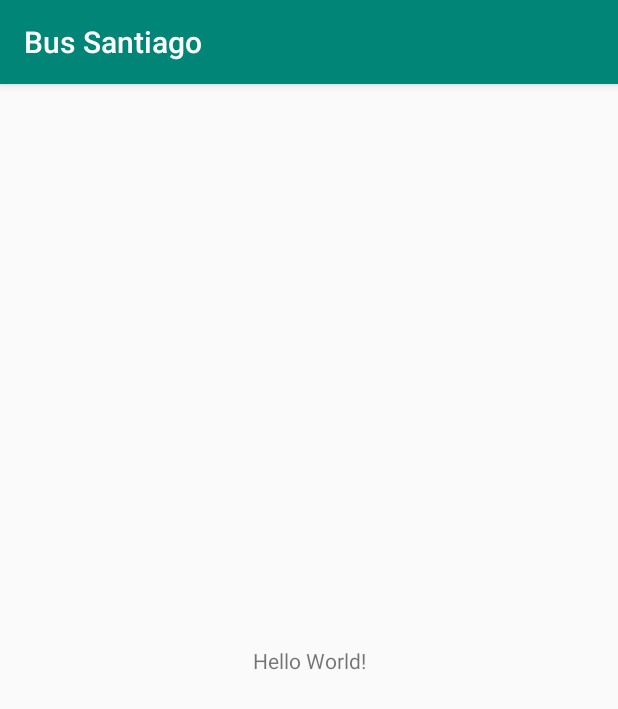
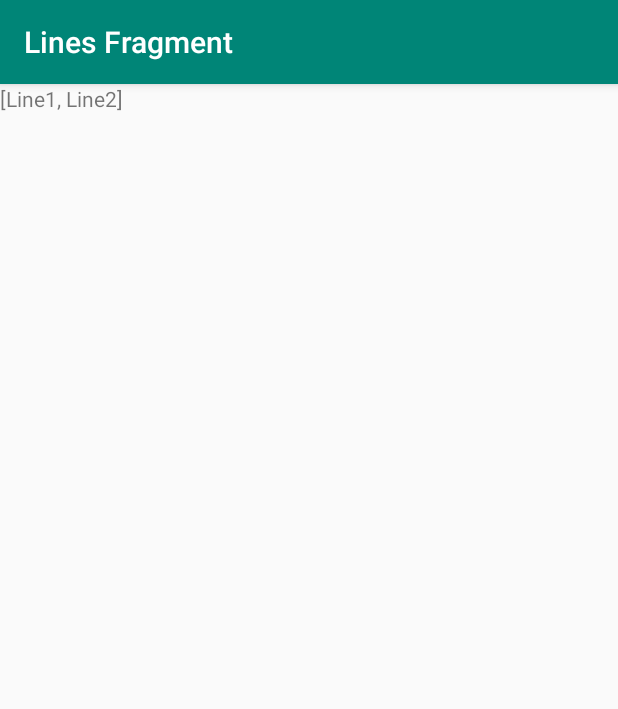
Before and after one commit to JoseAngelManeiro/BusSantiago, an Android app: the screen it shows after launch (MainActivity), on a phone screen of 412 x 824 dp. Shown: the top 709 px of the screen. Run offline under Robolectric (Android 15) with nearby library versions, the phone set to English and light mode, and no system bars; our stand-ins replace navigation-ui.

Commit message:
Created lines skeleton with Koin

```diff
--- a/app/src/main/AndroidManifest.xml
+++ b/app/src/main/AndroidManifest.xml
@@ -3,6 +3,7 @@
           package="org.galio.bussantiago">
 
   <application
+    android:name=".BusSantiagoApp"
     android:allowBackup="true"
     android:icon="@mipmap/ic_launcher"
     android:label="@string/app_name"
--- /dev/null
+++ b/app/src/main/java/org/galio/bussantiago/BusSantiagoApp.kt
@@ -0,0 +1,20 @@
+package org.galio.bussantiago
+
+import android.app.Application
+import org.galio.bussantiago.di.appModule
+import org.galio.bussantiago.di.linesModule
+import org.koin.android.ext.koin.androidContext
+import org.koin.android.ext.koin.androidLogger
+import org.koin.core.context.startKoin
+
+class BusSantiagoApp : Application() {
+
+  override fun onCreate() {
+    super.onCreate()
+    startKoin {
+      androidLogger()
+      androidContext(this@BusSantiagoApp)
+      modules(listOf(appModule, linesModule))
+    }
+  }
+}
--- a/app/src/main/java/org/galio/bussantiago/MainActivity.kt
+++ b/app/src/main/java/org/galio/bussantiago/MainActivity.kt
@@ -2,11 +2,22 @@ package org.galio.bussantiago
 
 import android.support.v7.app.AppCompatActivity
 import android.os.Bundle
+import androidx.navigation.NavController
+import androidx.navigation.findNavController
+import androidx.navigation.ui.NavigationUI
 
 class MainActivity : AppCompatActivity() {
 
+  private lateinit var navigationController: NavController
+
   override fun onCreate(savedInstanceState: Bundle?) {
     super.onCreate(savedInstanceState)
-    setContentView(R.layout.activity_main)
+    setContentView(R.layout.main_activity)
+
+    // Set up NavController
+    navigationController = findNavController(R.id.navHostFragment)
+    NavigationUI.setupActionBarWithNavController(this, navigationController)
   }
+
+  override fun onSupportNavigateUp() = navigationController.navigateUp()
 }
--- /dev/null
+++ b/app/src/main/java/org/galio/bussantiago/data/LineRepositoryImpl.kt
@@ -0,0 +1,10 @@
+package org.galio.bussantiago.data
+
+import org.galio.bussantiago.domain.LineRepository
+
+class LineRepositoryImpl : LineRepository {
+
+  override fun getLines(): List<String> {
+    return listOf("Line1", "Line2")
+  }
+}
--- /dev/null
+++ b/app/src/main/java/org/galio/bussantiago/di/AppModule.kt
@@ -0,0 +1,9 @@
+package org.galio.bussantiago.di
+
+import org.galio.bussantiago.data.LineRepositoryImpl
+import org.galio.bussantiago.domain.LineRepository
+import org.koin.dsl.module
+
+val appModule = module {
+  single<LineRepository> { LineRepositoryImpl() }
+}
--- /dev/null
+++ b/app/src/main/java/org/galio/bussantiago/di/LinesModule.kt
@@ -0,0 +1,11 @@
+package org.galio.bussantiago.di
+
+import org.galio.bussantiago.lines.GetLines
+import org.galio.bussantiago.lines.LinesViewModel
+import org.koin.android.viewmodel.dsl.viewModel
+import org.koin.dsl.module
+
+val linesModule = module {
+  factory { GetLines(get()) }
+  viewModel { LinesViewModel(get()) }
+}
--- /dev/null
+++ b/app/src/main/java/org/galio/bussantiago/domain/LineRepository.kt
@@ -0,0 +1,5 @@
+package org.galio.bussantiago.domain
+
+interface LineRepository {
+  fun getLines(): List<String>
+}
--- /dev/null
+++ b/app/src/main/java/org/galio/bussantiago/lines/GetLines.kt
@@ -0,0 +1,10 @@
+package org.galio.bussantiago.lines
+
+import org.galio.bussantiago.domain.LineRepository
+
+class GetLines(private val lineRepository: LineRepository) {
+
+  operator fun invoke(): List<String> {
+    return lineRepository.getLines()
+  }
+}
--- /dev/null
+++ b/app/src/main/java/org/galio/bussantiago/lines/LinesFragment.kt
@@ -0,0 +1,32 @@
+package org.galio.bussantiago.lines
+
+import android.arch.lifecycle.Observer
+import android.os.Bundle
+import android.support.v4.app.Fragment
+import android.view.LayoutInflater
+import android.view.View
+import android.view.ViewGroup
+import kotlinx.android.synthetic.main.lines_fragment.*
+import org.galio.bussantiago.R
+import org.koin.android.viewmodel.ext.android.viewModel
+
+class LinesFragment : Fragment() {
+
+  private val viewModel: LinesViewModel by viewModel()
+
+  override fun onCreateView(
+    inflater: LayoutInflater,
+    container: ViewGroup?,
+    savedInstanceState: Bundle?
+  ): View? {
+    return inflater.inflate(R.layout.lines_fragment, container, false)
+  }
+
+  override fun onActivityCreated(savedInstanceState: Bundle?) {
+    super.onActivityCreated(savedInstanceState)
+
+    viewModel.getLiveString().observe(this, Observer {
+      textViewLines.text = it
+    })
+  }
+}
--- /dev/null
+++ b/app/src/main/java/org/galio/bussantiago/lines/LinesViewModel.kt
@@ -0,0 +1,15 @@
+package org.galio.bussantiago.lines
+
+import android.arch.lifecycle.MutableLiveData
+import android.arch.lifecycle.ViewModel
+
+class LinesViewModel(getLines: GetLines) : ViewModel() {
+
+  private val liveString = MutableLiveData<String>()
+
+  fun getLiveString() = liveString
+
+  init {
+    liveString.postValue(getLines.invoke().toString())
+  }
+}
--- a/app/src/main/res/layout/activity_main.xml
+++ /dev/null
@@ -1,19 +0,0 @@
-<?xml version="1.0" encoding="utf-8"?>
-<android.support.constraint.ConstraintLayout
-  xmlns:android="http://schemas.android.com/apk/res/android"
-  xmlns:tools="http://schemas.android.com/tools"
-  xmlns:app="http://schemas.android.com/apk/res-auto"
-  android:layout_width="match_parent"
-  android:layout_height="match_parent"
-  tools:context=".MainActivity">
-
-  <TextView
-    android:layout_width="wrap_content"
-    android:layout_height="wrap_content"
-    android:text="Hello World!"
-    app:layout_constraintBottom_toBottomOf="parent"
-    app:layout_constraintLeft_toLeftOf="parent"
-    app:layout_constraintRight_toRightOf="parent"
-    app:layout_constraintTop_toTopOf="parent"/>
-
-</android.support.constraint.ConstraintLayout>
--- /dev/null
+++ b/app/src/main/res/layout/lines_fragment.xml
@@ -0,0 +1,15 @@
+<?xml version="1.0" encoding="utf-8"?>
+<FrameLayout
+  xmlns:android="http://schemas.android.com/apk/res/android"
+  xmlns:tools="http://schemas.android.com/tools"
+  android:layout_width="match_parent"
+  android:layout_height="match_parent"
+  tools:context=".lines.LinesFragment">
+
+  <TextView
+    android:id="@+id/textViewLines"
+    android:layout_width="match_parent"
+    android:layout_height="match_parent"
+    android:text="Lines Fragment"/>
+
+</FrameLayout>
```
Also changed, not shown: app/build.gradle (+13 -1 lines), app/src/main/res/layout/main_activity.xml (added, +10 -0 lines), app/src/main/res/navigation/nav_graph.xml (added, +16 -0 lines).
